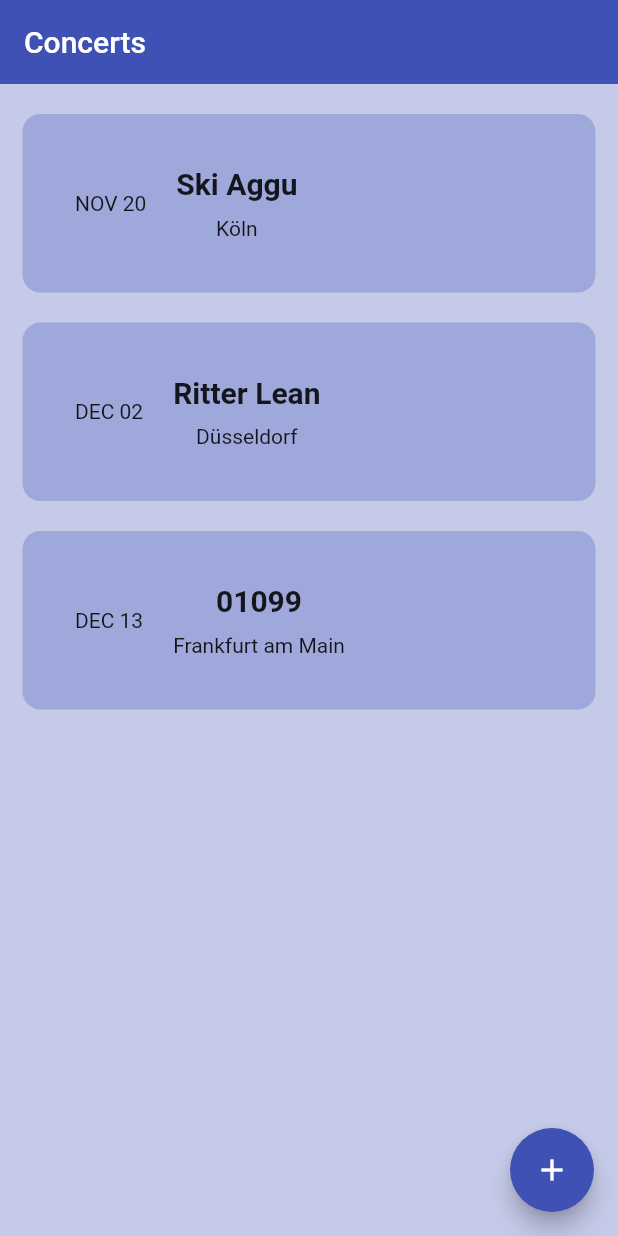
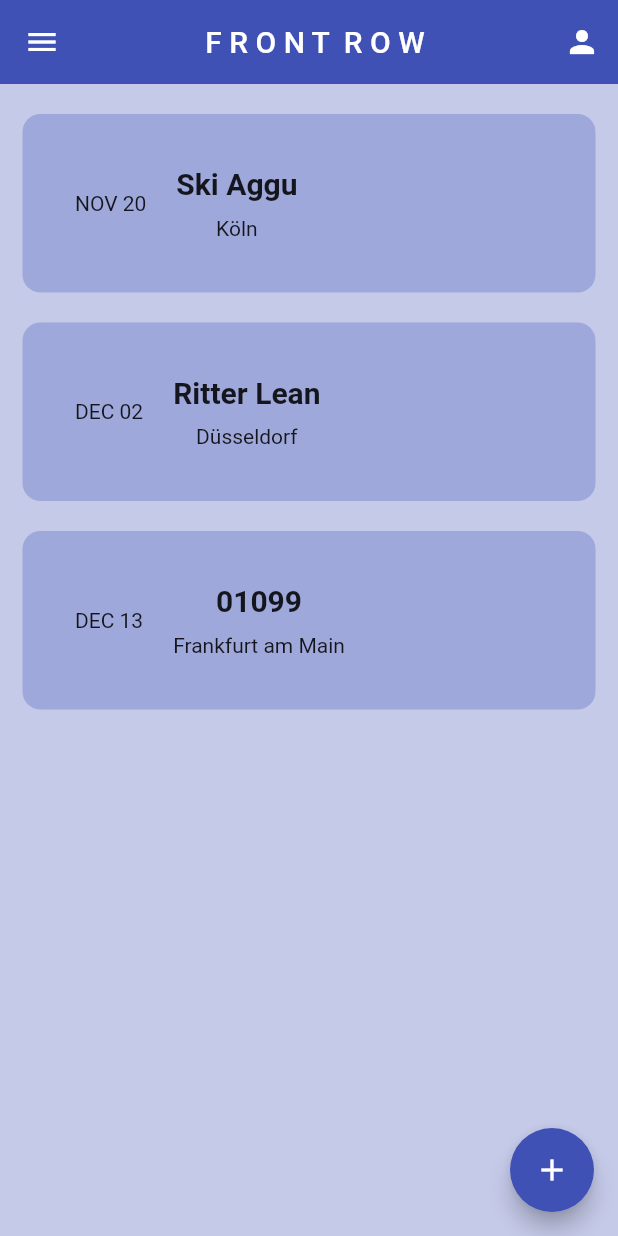
Before and after one commit to noahimwind/front_row_app, a Flutter app: the screen it shows after launch, on a phone screen of 412 x 824 dp. Run offline on Flutter 3.47's test engine with Material 2 defaults, Android fonts, the phone set to English and light mode, and no system bars.

Commit message:
top appbar icons added

```diff
--- a/lib/pages/home_page.dart
+++ b/lib/pages/home_page.dart
@@ -1,3 +1,5 @@
+// ignore_for_file: prefer_final_fields, prefer_const_constructors
+
 import 'package:flutter/material.dart';
 import 'package:front_row_app/utilities/concerts.dart';
 import 'package:front_row_app/utilities/dialog_box.dart';
@@ -57,9 +59,28 @@
     return Scaffold(
       backgroundColor: Colors.indigo[100],
       appBar: AppBar(
-        title: Text('Concerts'),
+        title: Center(
+          child: Text(
+            'F R O N T  R O W',
+          ),
+        ),
+        leading: IconButton(
+          onPressed: () {},
+          icon: Icon(
+            Icons.menu,
+          )
+        ),
+        actions: [
+          IconButton(
+            onPressed: () {},
+            icon: Icon(
+              Icons.person,
+            )
+          )],
         elevation: 0,
+        backgroundColor: Colors.indigo,
       ),
+
       floatingActionButton: FloatingActionButton(
         onPressed: createNewConcert,
         child: Icon(Icons.add),
```
Also changed, not shown: 1 other file.
